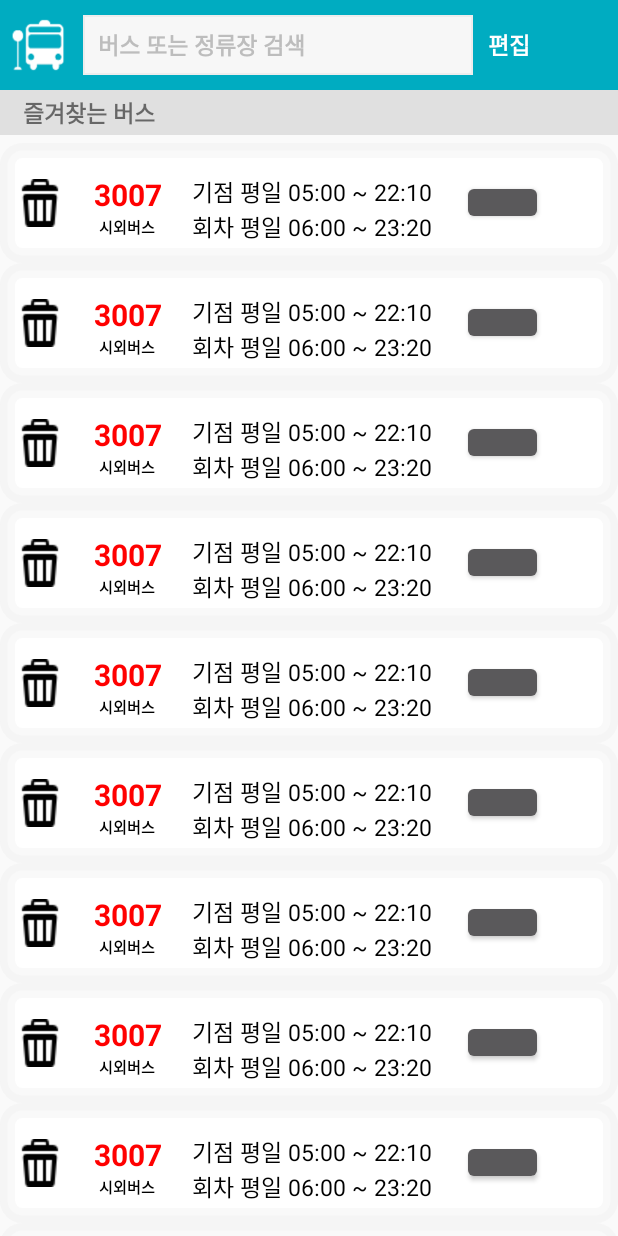
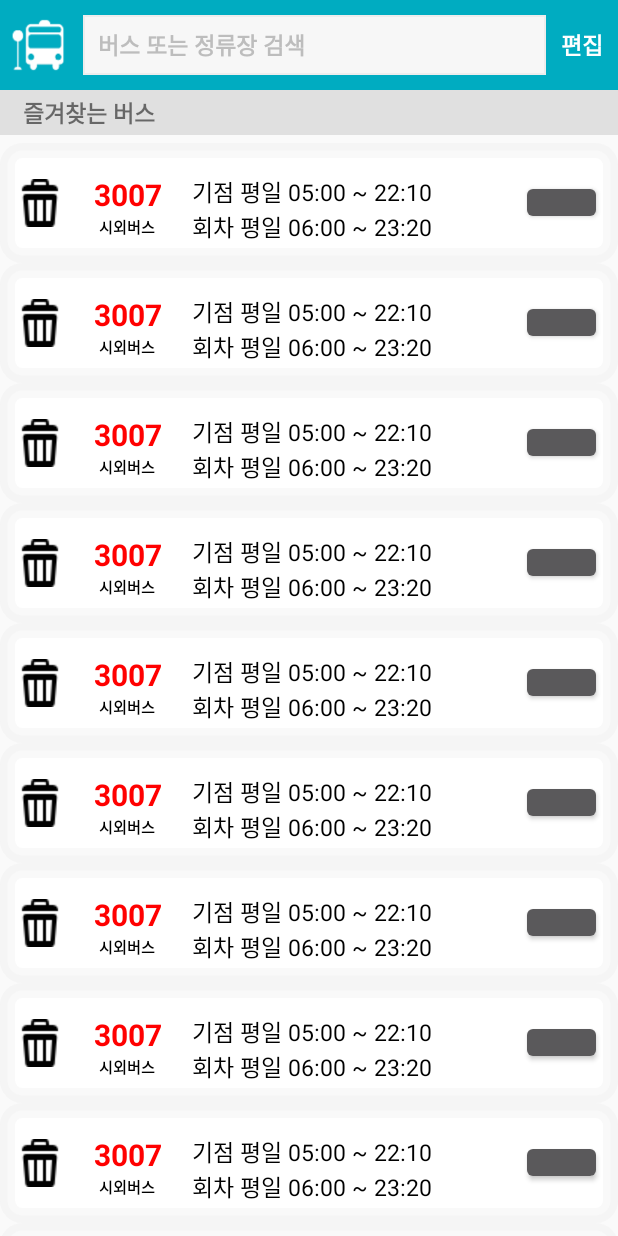
Before and after one commit to AJOU-Connection/StopBus_User, an Android app: the screen it shows after launch (ActivityFavourite), on a phone screen of 412 x 824 dp. Run offline under Robolectric (Android 15) with nearby library versions, the phone set to English and light mode, and no system bars; plain views replace ToggleButton; 1 statement that could not run was skipped.

```diff
--- a/app/src/main/res/layout/activity_favourite.xml
+++ b/app/src/main/res/layout/activity_favourite.xml
@@ -21,7 +21,7 @@
         android:background="@drawable/bus_stop" />
     <TextView
         android:id="@+id/search"
-        android:layout_width="260dp"
+        android:layout_width="match_parent"
         android:layout_height="match_parent"
         android:layout_marginTop="10dp"
         android:layout_marginBottom="10dp"
@@ -32,6 +32,7 @@
         android:paddingLeft="10dp"
         android:textSize="15sp"
         android:textStyle="bold"
+        android:layout_toLeftOf="@+id/delete_btn"
         android:textColor="#BDBDBD"
         android:background="@drawable/gray_border"
         android:layout_toRightOf="@+id/bus_stop_image" />
@@ -39,7 +40,8 @@
         android:id="@+id/delete_btn"
         android:layout_width="wrap_content"
         android:layout_height="wrap_content"
-        android:layout_toRightOf="@+id/search"
+        android:layout_alignParentRight="true"
+        android:layout_marginRight="10dp"
         android:text="편집"
         android:layout_centerVertical="true"
         android:textStyle="bold"
--- a/app/src/main/res/layout/item_fav_bus.xml
+++ b/app/src/main/res/layout/item_fav_bus.xml
@@ -65,7 +65,8 @@
         toggle:tbOffBorderColor="#BDBDBD"
         toggle:tbBorderWidth="2dp"
         android:layout_height="30dp"
-        android:layout_toRightOf="@+id/bus_schedule_2"
+        android:layout_alignParentRight="true"
+        android:layout_marginRight="10dp"
         android:layout_marginLeft="20dp"
         android:layout_centerVertical="true"
         >
```
Also changed, not shown: app/src/main/java/com/connection/stopbus/stopbus_user/ActivitySearchFav.java (+11 -3 lines).
